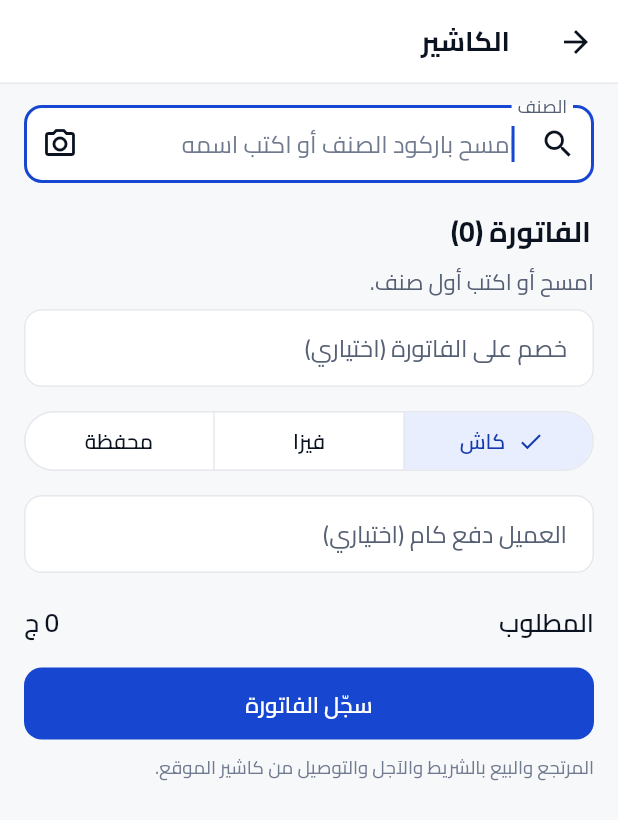
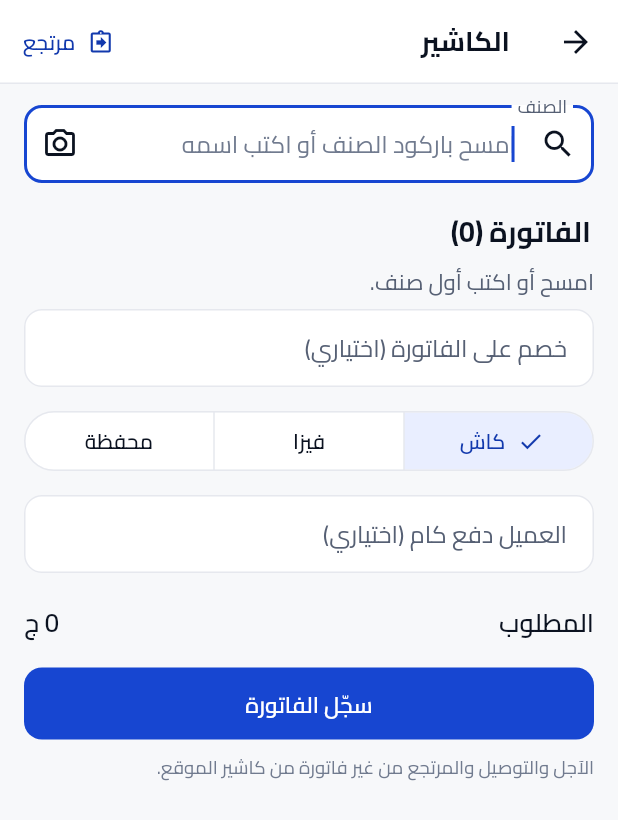
Before and after one commit to bodamansour/saydaliti, a Flutter app: the CashierScreen screen opened directly, on a phone screen of 412 x 824 dp. Shown: the top 820 px of the screen. Run offline on Flutter 3.47's test engine with Material 3 defaults, Android fonts, the phone set to English and light mode, and no system bars; our stand-ins replace flutter_local_notifications, shared_preferences, timezone; missing offline and left inert: mobile_scanner; accounts and stored records are empty.

Commit message:
Android app: returns against a receipt, and selling by the strip or pill
- Return: find the receipt (on the phone or the server), what is left at the price paid
  (port of src/pos.js returnableLines), money back the way it was paid
- Cashier: unit chips per line (box, strip, pill), unit price shared from the box

```diff
--- a/mobile/lib/app_state.dart
+++ b/mobile/lib/app_state.dart
@@ -164,7 +164,7 @@ class AppState extends ChangeNotifier {
     sync();
   }
 
-  /// A receipt: its number, then to the server at once (so a sale the server refuses, a box the branch no
+  /// A receipt (a sale, or a return against a receipt): its number, then to the server at once (so a sale the server refuses, a box the branch no
   /// longer has, is known before the customer leaves); with no connection it waits in the queue like the
   /// rest, and the server checks it when it arrives. Returns true when the server has it now.
   Future<bool> sell(Map<String, dynamic> sale) async {
@@ -184,7 +184,7 @@ class AppState extends ChangeNotifier {
       'number': await receipts.next(now, held: [for (final x in repo.raw?.sales ?? const <Map<String, dynamic>>[]) x['number']?.toString()], server: server),
       'receipt_device': await receipts.device(),
       'sold_at': nowIso(),
-      'kind': 'sale',
+      'kind': sale['kind'] ?? 'sale',
       'created_by': userId,
     };
     lastReceipt = '${row['number']}';
--- a/mobile/lib/screens/cashier.dart
+++ b/mobile/lib/screens/cashier.dart
@@ -1,7 +1,8 @@
-// Selling from the phone: scan or type the items, the boxes, a discount, and how the customer pays. Saved
-// like the website's cashier (src/cashier.js): one receipt with all its lines, numbered on this phone, sent
-// to the server at once or, with no connection, when it is back. Boxes only; strips, customers on account,
-// delivery and returns are on the website's cashier.
+// Selling from the phone: scan or type the items, how many boxes, strips or pills, a discount, and how the
+// customer pays. Saved like the website's cashier (src/cashier.js): one receipt with all its lines, numbered
+// on this phone, sent to the server at once or, with no connection, when it is back. Returns against a
+// receipt are in return.dart; customers on account, delivery and returns without a receipt (a manager's PIN)
+// are on the website's cashier.
 import 'package:flutter/material.dart';
 import 'package:flutter/services.dart';
 
@@ -13,14 +14,43 @@ import '../ui/format.dart';
 import '../ui/theme.dart';
 import '../ui/widgets.dart';
 import 'entry.dart';
+import 'return.dart';
+
+/// How an item is sold: by the box, or by the strip or the pill when the box holds more than one (src/pos.js unitsOf).
+class SaleUnit {
+  const SaleUnit(this.key, this.per, this.label);
+  final String key; // 'box', 'strip', 'pill'
+  final int per;
+  final String label;
+}
+
+List<SaleUnit> unitsOf(Item i) {
+  final strips = (i.strips ?? 0).round(), pills = (i.pills ?? 0).round();
+  return [
+    const SaleUnit('box', 1, 'علبة'),
+    if (strips > 1) SaleUnit('strip', strips, 'شريط'),
+    if (pills > 1 && pills != strips) SaleUnit('pill', pills, 'حباية'),
+  ];
+}
+
+/// The price of one strip or pill: the box's price shared, rounded to the piaster (src/pos.js unitPrice).
+double unitPrice(double boxPrice, int per) => ((boxPrice / (per < 1 ? 1 : per)) * 100).round() / 100;
 
 class CartLine {
-  CartLine(this.item, [this.boxes = 1]);
+  CartLine(this.item, [this.boxes = 1, this.unit = const SaleUnit('box', 1, 'علبة')]);
   final Item item;
+
+  /// How many of [unit] (boxes, strips or pills).
   int boxes;
+  SaleUnit unit;
 
-  /// In piasters, as the server counts it: the price rounded to the piaster, times the boxes.
-  int get grossPt => (item.price * 100).round() * boxes;
+  double get price => unit.per > 1 ? unitPrice(item.price, unit.per) : item.price;
+
+  /// In boxes, for the stock (src/pos.js boxQty).
+  double get inBoxes => boxes / unit.per;
+
+  /// In piasters, as the server counts it: the price rounded to the piaster, times the quantity.
+  int get grossPt => (price * 100).round() * boxes;
 }
 
 /// The receipt's money, worked out the server's way (src/sale-rules.js). Null when the discount is too big.
@@ -50,9 +80,10 @@ Map<String, dynamic> saleRow({
         {
           'code': l.item.code,
           'name': l.item.name,
-          'price': l.item.price,
+          'price': l.price,
           'qty': l.boxes,
           'discount': 0,
+          if (l.unit.per > 1) ...{'per': l.unit.per, 'unit': l.unit.key},
           if ((l.item.tax ?? 0) > 0) 'tax': l.item.tax,
         }
     ],
@@ -98,7 +129,7 @@ class _CashierScreenState extends State<CashierScreen> {
   void _add(Item i) {
     HapticFeedback.selectionClick();
     setState(() {
-      final had = lines.where((l) => l.item.code == i.code).firstOrNull;
+      final had = lines.where((l) => l.item.code == i.code && l.unit.per == 1).firstOrNull;
       if (had != null) {
         had.boxes++;
       } else {
@@ -108,6 +139,9 @@ class _CashierScreenState extends State<CashierScreen> {
       _search++;
     });
   }
+
+  /// The boxes of an item on the receipt, all its lines together.
+  double _inBoxes(Item i) => lines.where((l) => l.item.code == i.code).fold(0.0, (a, l) => a + l.inBoxes);
 
   Future<void> _save(AppState s) async {
     void fail(String m) => setState(() => err = m);
@@ -155,7 +189,13 @@ class _CashierScreenState extends State<CashierScreen> {
     final paid = numIn(_paid.text);
     final change = tt != null && payment == 'cash' && paid != null ? paid - tt.total : null;
     return Scaffold(
-      appBar: AppBar(title: const Text('الكاشير')),
+      appBar: AppBar(title: const Text('الكاشير'), actions: [
+        TextButton.icon(
+          icon: const Icon(Icons.assignment_return_outlined),
+          label: const Text('مرتجع'),
+          onPressed: () => Navigator.of(context).push(MaterialPageRoute(builder: (_) => const ReturnScreen())),
+        ),
+      ]),
       body: ListView(padding: const EdgeInsets.fromLTRB(16, 14, 16, 32), children: [
         ItemSearch(
           key: ValueKey('search-$_search'),
@@ -175,12 +215,22 @@ class _CashierScreenState extends State<CashierScreen> {
                 Expanded(
                   child: Column(crossAxisAlignment: CrossAxisAlignment.start, children: [
                     Text(l.item.name, maxLines: 2, overflow: TextOverflow.ellipsis, style: Theme.of(context).textTheme.titleSmall),
-                    Text('${money(l.item.price)} للعلبة · ${money(l.grossPt / 100)}', style: TextStyle(color: t.muted, fontSize: 13)),
-                    if (l.boxes > l.item.qty) Text('الرصيد المسجل ${qty(l.item.qty)} بس', style: TextStyle(color: t.warn, fontSize: 12.5)),
+                    Text('${money(l.price)} لل${l.unit.label} · ${money(l.grossPt / 100)}', style: TextStyle(color: t.muted, fontSize: 13)),
+                    if (unitsOf(l.item).length > 1)
+                      Wrap(spacing: 6, children: [
+                        for (final u in unitsOf(l.item))
+                          ChoiceChip(
+                            label: Text(u.label),
+                            selected: u.key == l.unit.key,
+                            visualDensity: VisualDensity.compact,
+                            onSelected: (_) => setState(() => l.unit = u),
+                          ),
+                      ]),
+                    if (_inBoxes(l.item) > l.item.qty + 0.0005) Text('الرصيد المسجل ${qty(l.item.qty)} علبة بس', style: TextStyle(color: t.warn, fontSize: 12.5)),
                   ]),
                 ),
                 IconButton(
-                  tooltip: 'علبة أقل',
+                  tooltip: 'واحد أقل',
                   icon: const Icon(Icons.remove_circle_outline),
                   onPressed: () => setState(() {
                     if (l.boxes > 1) {
@@ -191,7 +241,7 @@ class _CashierScreenState extends State<CashierScreen> {
                   }),
                 ),
                 Text('${l.boxes}', style: Theme.of(context).textTheme.titleMedium),
-                IconButton(tooltip: 'علبة كمان', icon: const Icon(Icons.add_circle_outline), onPressed: () => setState(() => l.boxes++)),
+                IconButton(tooltip: 'واحد كمان', icon: const Icon(Icons.add_circle_outline), onPressed: () => setState(() => l.boxes++)),
               ]),
             ),
           ),
@@ -215,7 +265,7 @@ class _CashierScreenState extends State<CashierScreen> {
         if (err != null) Notice(err!),
         FilledButton(onPressed: busy ? null : () => _save(s), child: const Text('سجّل الفاتورة')),
         const SizedBox(height: 8),
-        Text('المرتجع والبيع بالشريط والآجل والتوصيل من كاشير الموقع.', style: TextStyle(color: t.faint, fontSize: 12.5)),
+        Text('الآجل والتوصيل والمرتجع من غير فاتورة من كاشير الموقع.', style: TextStyle(color: t.faint, fontSize: 12.5)),
       ]),
     );
   }
```
Also changed, not shown: mobile/lib/screens/return.dart (added, +255 -0 lines), 1 other file.
